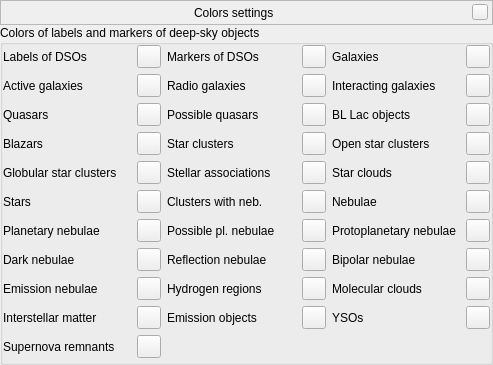
Qt form src/gui/dsoColorsDialog.ui (519984307/stellarium_src) before a commit.
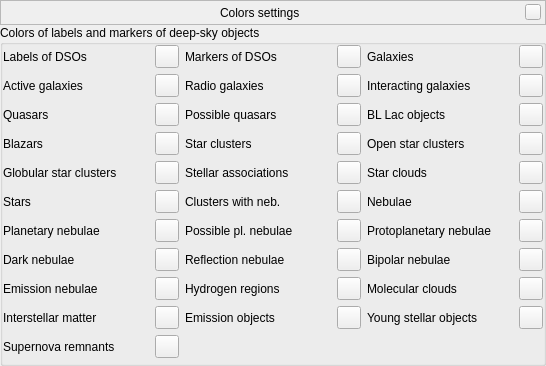
The same form after that commit. Custom widgets are drawn as their Qt base class.

Commit message: Updated templates for translators

Diff of the .ui file:
```diff
--- a/src/gui/dsoColorsDialog.ui
+++ b/src/gui/dsoColorsDialog.ui
@@ -6,8 +6,8 @@
    <rect>
     <x>0</x>
     <y>0</y>
-    <width>493</width>
-    <height>365</height>
+    <width>546</width>
+    <height>366</height>
    </rect>
   </property>
   <layout class="QVBoxLayout" name="verticalLayout">
@@ -566,7 +566,7 @@
          <string>Young Stellar Objects</string>
         </property>
         <property name="text">
-         <string>YSOs</string>
+         <string>Young stellar objects</string>
         </property>
        </widget>
       </item>
```
Left out of the diff: 4 changed lines with no effect on the pictures.
